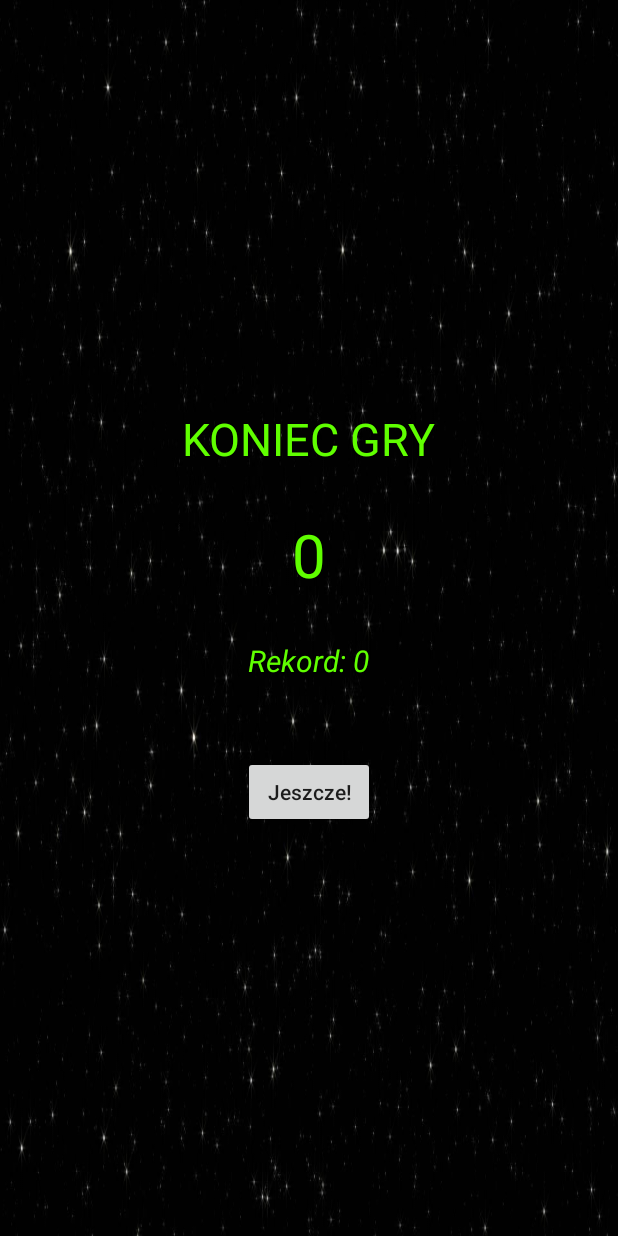
After one commit to odys1528/StarTrekGame, an Android app: the ResultActivity screen opened directly, with no data from a screen before it, on a phone screen of 412 x 824 dp. The commit adds this screen. Run offline under Robolectric (Android 15) with nearby library versions, the phone set to English and light mode, and no system bars.

Commit message:
high score

```diff
--- a/app/src/main/AndroidManifest.xml
+++ b/app/src/main/AndroidManifest.xml
@@ -10,20 +10,25 @@
         android:roundIcon="@mipmap/ic_launcher_round"
         android:supportsRtl="true"
         android:theme="@style/AppTheme">
-        <activity android:name=".MainActivity" android:screenOrientation="landscape">
+        <activity
+            android:name=".MainActivity"
+            android:screenOrientation="landscape">
             <intent-filter>
                 <action android:name="android.intent.action.MAIN" />
 
                 <category android:name="android.intent.category.DEFAULT" />
             </intent-filter>
         </activity>
-        <activity android:name=".SplashActivity"  android:screenOrientation="landscape">
+        <activity
+            android:name=".SplashActivity"
+            android:screenOrientation="landscape">
             <intent-filter>
                 <action android:name="android.intent.action.MAIN" />
 
                 <category android:name="android.intent.category.LAUNCHER" />
             </intent-filter>
         </activity>
+        <activity android:name=".ResultActivity"></activity>
     </application>
 
 </manifest>
--- a/app/src/main/java/com/odys/startrekgame/MainActivity.java
+++ b/app/src/main/java/com/odys/startrekgame/MainActivity.java
@@ -1,5 +1,6 @@
 package com.odys.startrekgame;
 
+import android.content.Intent;
 import android.graphics.Point;
 import android.os.Handler;
 import android.support.v7.app.AppCompatActivity;
@@ -156,6 +157,9 @@ public class MainActivity extends AppCompatActivity {
             timer.cancel();
             timer = null;
 
+            Intent intent = new Intent(getApplicationContext(), ResultActivity.class);
+            intent.putExtra("SCORE", score);
+            startActivity(intent);
 
         }
 
--- /dev/null
+++ b/app/src/main/java/com/odys/startrekgame/ResultActivity.java
@@ -0,0 +1,42 @@
+package com.odys.startrekgame;
+
+import android.content.Context;
+import android.content.Intent;
+import android.content.SharedPreferences;
+import android.support.v7.app.AppCompatActivity;
+import android.os.Bundle;
+import android.view.View;
+import android.widget.TextView;
+
+public class ResultActivity extends AppCompatActivity {
+
+    @Override
+    protected void onCreate(Bundle savedInstanceState) {
+        super.onCreate(savedInstanceState);
+        setContentView(R.layout.activity_result);
+
+        TextView scoreLabel = (TextView) findViewById(R.id.scoreLabel);
+        TextView highScoreLabel = (TextView) findViewById(R.id.highScoreLabel);
+
+        int score = getIntent().getIntExtra("SCORE", 0);
+        scoreLabel.setText(score + "");
+
+        SharedPreferences settings = getSharedPreferences("GAME_DATA", Context.MODE_PRIVATE);
+        int highScore = settings.getInt("HIGH_SCORE", 0);
+
+        if (score > highScore) {
+            highScoreLabel.setText(getString(R.string.high_score) + " " + score);
+
+            SharedPreferences.Editor editor = settings.edit();
+            editor.putInt("HIGH_SCORE", score);
+            editor.commit();
+        } else {
+            highScoreLabel.setText(getString(R.string.high_score) + " " + highScore);
+        }
+    }
+
+
+    public void tryAgain(View view) {
+        startActivity(new Intent(getApplicationContext(), MainActivity.class));
+    }
+}
--- /dev/null
+++ b/app/src/main/res/layout/activity_result.xml
@@ -0,0 +1,46 @@
+<?xml version="1.0" encoding="utf-8"?>
+<LinearLayout xmlns:android="http://schemas.android.com/apk/res/android"
+    xmlns:app="http://schemas.android.com/apk/res-auto"
+    xmlns:tools="http://schemas.android.com/tools"
+    android:layout_width="match_parent"
+    android:layout_height="match_parent"
+    tools:context="com.odys.startrekgame.ResultActivity"
+    android:background="@drawable/background"
+    android:orientation="vertical"
+    android:gravity="center">
+
+    <TextView
+        android:layout_width="wrap_content"
+        android:layout_height="wrap_content"
+        android:text="@string/game_over"
+        android:textColor="@color/colorAccent"
+        android:textSize="30sp"/>
+
+    <TextView
+        android:id="@+id/scoreLabel"
+        android:layout_width="wrap_content"
+        android:layout_height="wrap_content"
+        android:text = "666"
+        android:textSize="40sp"
+        android:textColor="@color/colorAccent"
+        android:layout_marginTop="30dp"/>
+
+    <TextView
+        android:id="@+id/highScoreLabel"
+        android:layout_width="wrap_content"
+        android:layout_height="wrap_content"
+        android:textColor="@color/colorAccent"
+        android:text="@string/high_score"
+        android:textSize="20sp"
+        android:layout_marginTop="30dp"
+        android:textStyle="italic"/>
+
+    <Button
+        android:layout_width="wrap_content"
+        android:layout_height="wrap_content"
+        android:layout_marginTop="50dp"
+        android:text="@string/again"
+        android:textAllCaps="false"
+        android:onClick="tryAgain"/>
+
+</LinearLayout>
--- a/app/src/main/res/values/strings.xml
+++ b/app/src/main/res/values/strings.xml
@@ -3,4 +3,7 @@
     <string name="score">Punkty:</string>
     <string name="start_text">Pacnij by zacząć</string>
     <string name="fontColor">#60ff00</string>
+    <string name="game_over">KONIEC GRY</string>
+    <string name="high_score">Rekord:</string>
+    <string name="again">Jeszcze!</string>
 </resources>
```
